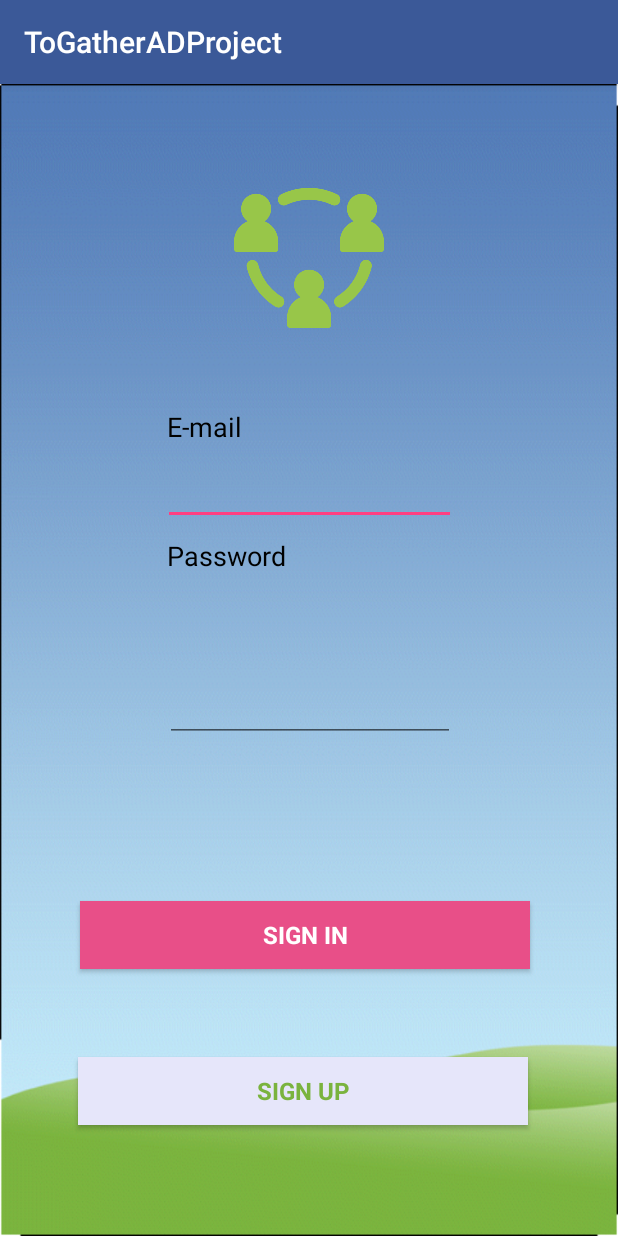
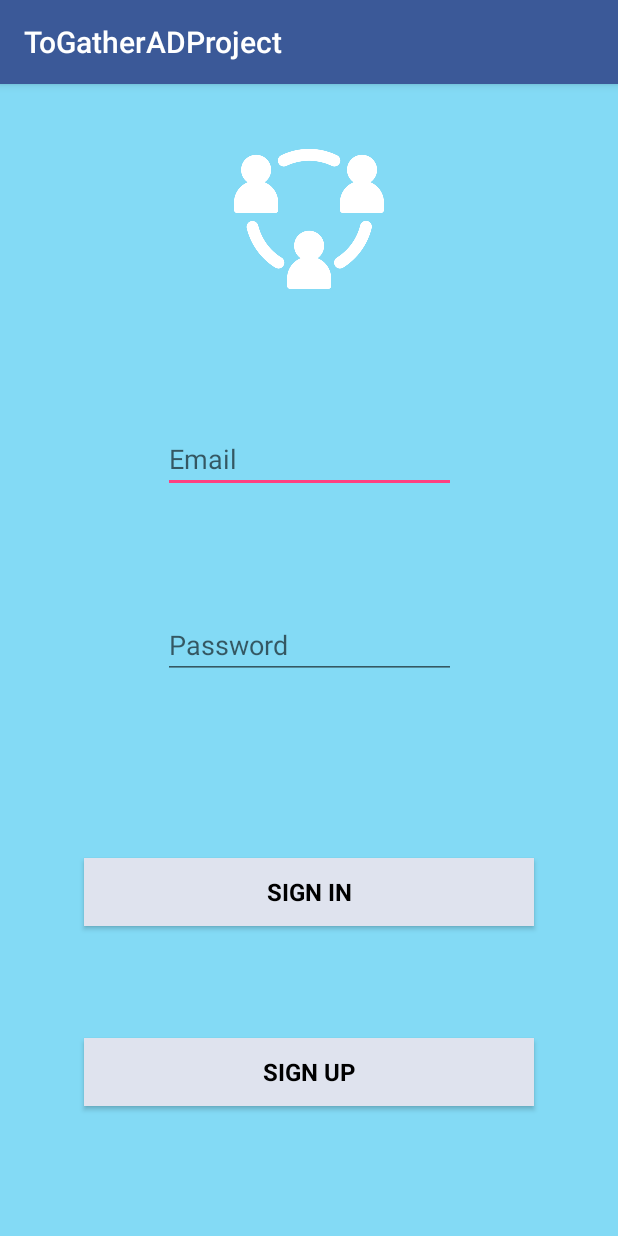
Before and after one commit to bryantanuwidjaja/ToGatherADProject, an Android app: the screen it shows after launch (LoginActivity), on a phone screen of 412 x 824 dp. Run offline under Robolectric (Android 15) with nearby library versions, the phone set to English and light mode, and no system bars; our stand-ins replace Firebase (no records; nobody signed in at launch, a user with empty details on screens opened directly).

Commit message:
UI changes logo added

```diff
--- a/app/src/main/java/com/example/bryan/togatheradproject/LoginActivity.java
+++ b/app/src/main/java/com/example/bryan/togatheradproject/LoginActivity.java
@@ -33,8 +33,6 @@ public class LoginActivity extends AppCompatActivity {
     ImageView imageView_Image;
     EditText editText_InsertEmail;
     EditText editText_InsertPassword;
-    TextView textView_Email;
-    TextView textView_Password;
     TextView textView_Container;
 
     private FirebaseAuth mAuth;
@@ -111,8 +109,6 @@ public class LoginActivity extends AppCompatActivity {
         imageView_Image = findViewById(R.id.imageView_LoginActivity_image);
         editText_InsertEmail = findViewById(R.id.editText_LoginActivity_insertEmail);
         editText_InsertPassword = findViewById(R.id.editText_LoginActivity_insertPassword);
-        textView_Email = findViewById(R.id.textView_LoginActivity_email);
-        textView_Password = findViewById(R.id.textView_LoginActivity_password);
         textView_Container = findViewById(R.id.textView_LoginActivity_container);
     }
     @Override
--- a/app/src/main/res/layout/activity_login.xml
+++ b/app/src/main/res/layout/activity_login.xml
@@ -4,7 +4,7 @@
     xmlns:tools="http://schemas.android.com/tools"
     android:layout_width="match_parent"
     android:layout_height="match_parent"
-    android:background="@drawable/background"
+    android:background="#83DAF5"
     tools:context=".LoginActivity">
 
     <Button
@@ -12,31 +12,31 @@
         android:layout_width="300dp"
         android:layout_height="45dp"
         android:layout_marginEnd="8dp"
+        android:layout_marginStart="8dp"
         android:layout_marginTop="32dp"
-        android:background="#E84F88"
+        android:background="#dfe3ee"
         android:fontFamily="sans-serif"
         android:text="Sign In"
-        android:textColor="#ffffff"
+        android:textColor="#000000"
+        android:textSize="16sp"
         android:textStyle="bold"
-        android:textSize="16sp"
-        app:layout_constraintBottom_toTopOf="@+id/button_LoginActivity_signUp"
         app:layout_constraintEnd_toEndOf="parent"
-        app:layout_constraintHorizontal_bias="0.513"
         app:layout_constraintStart_toStartOf="parent"
-        app:layout_constraintTop_toBottomOf="@+id/editText_LoginActivity_insertPassword" />
+        app:layout_constraintTop_toTopOf="@+id/guideline19" />
 
     <Button
         android:id="@+id/button_LoginActivity_signUp"
         android:layout_width="300dp"
         android:layout_height="45dp"
-        android:layout_marginBottom="16dp"
+        android:layout_marginBottom="12dp"
         android:layout_marginEnd="8dp"
-        android:background="#E6E6FA"
+        android:layout_marginStart="8dp"
+        android:background="#dfe3ee"
         android:fontFamily="sans-serif"
         android:text="Sign UP"
-        android:textColor="#7AB33E"
+        android:textColor="#000000"
+        android:textSize="16sp"
         android:textStyle="bold"
-        android:textSize="16sp"
         app:layout_constraintBottom_toBottomOf="parent"
         app:layout_constraintEnd_toEndOf="parent"
         app:layout_constraintStart_toStartOf="parent"
@@ -46,74 +46,46 @@
         android:id="@+id/imageView_LoginActivity_image"
         android:layout_width="100dp"
         android:layout_height="100dp"
-        android:src="@drawable/logo1"
-        app:layout_constraintBottom_toTopOf="@+id/button_LoginActivity_signIn"
+        android:layout_marginTop="40dp"
+        android:src="@drawable/logo"
         app:layout_constraintEnd_toEndOf="parent"
         app:layout_constraintStart_toStartOf="parent"
         app:layout_constraintTop_toTopOf="parent"
-        app:layout_constraintVertical_bias="0.149"
         app:srcCompat="@mipmap/ic_launcher_round" />
 
     <EditText
         android:id="@+id/editText_LoginActivity_insertEmail"
         android:layout_width="195dp"
         android:layout_height="wrap_content"
-        android:layout_marginBottom="8dp"
         android:layout_marginEnd="8dp"
         android:layout_marginStart="8dp"
         android:layout_marginTop="8dp"
         android:ems="10"
+        android:hint="Email"
         android:inputType="textEmailAddress"
-        android:textColorLink="#000000"
-        app:layout_constraintBottom_toTopOf="@+id/textView_LoginActivity_password"
+        android:textColor="#000000"
+        app:layout_constraintBottom_toTopOf="@+id/editText_LoginActivity_insertPassword"
         app:layout_constraintEnd_toEndOf="parent"
-        app:layout_constraintHorizontal_bias="0.503"
+        app:layout_constraintHorizontal_bias="0.502"
         app:layout_constraintStart_toStartOf="parent"
-        app:layout_constraintTop_toBottomOf="@+id/textView_LoginActivity_email" />
+        app:layout_constraintTop_toBottomOf="@+id/imageView_LoginActivity_image" />
 
     <EditText
         android:id="@+id/editText_LoginActivity_insertPassword"
-        android:layout_width="193dp"
+        android:layout_width="195dp"
         android:layout_height="wrap_content"
-        android:layout_marginBottom="16dp"
+        android:layout_marginBottom="8dp"
         android:layout_marginEnd="8dp"
         android:layout_marginStart="8dp"
-        android:layout_marginTop="8dp"
         android:ems="10"
+
+        android:hint="Password"
         android:inputType="textPassword"
-        android:textColorLink="#000000"
-        app:layout_constraintBottom_toTopOf="@+id/button_LoginActivity_signIn"
+        android:textColor="#000000"
+        app:layout_constraintBottom_toTopOf="@+id/guideline19"
         app:layout_constraintEnd_toEndOf="parent"
-
-        app:layout_constraintHorizontal_bias="0.503"
+        app:layout_constraintHorizontal_bias="0.502"
         app:layout_constraintStart_toStartOf="parent"
-        app:layout_constraintTop_toBottomOf="@+id/textView_LoginActivity_password" />
-
-    <TextView
-        android:id="@+id/textView_LoginActivity_email"
-        android:layout_width="wrap_content"
-        android:layout_height="wrap_content"
-        android:layout_marginStart="8dp"
-        android:layout_marginTop="50dp"
-        android:fontFamily="sans-serif"
-        android:text="E-mail"
-        android:textColor="#000000"
-        android:textSize="18sp"
-        app:layout_constraintStart_toEndOf="@+id/guideline2"
-        app:layout_constraintTop_toBottomOf="@+id/imageView_LoginActivity_image" />
-
-    <TextView
-        android:id="@+id/textView_LoginActivity_password"
-        android:layout_width="wrap_content"
-        android:layout_height="wrap_content"
-        android:layout_marginBottom="8dp"
-        android:layout_marginStart="8dp"
-        android:layout_marginTop="8dp"
-        android:fontFamily="sans-serif"
-        android:text="Password"
-        android:textColor="#000000"
-        android:textSize="18sp"
-        app:layout_constraintStart_toStartOf="@+id/guideline2"
         app:layout_constraintTop_toBottomOf="@+id/editText_LoginActivity_insertEmail" />
 
     <android.support.constraint.Guideline
@@ -142,4 +114,11 @@
         android:orientation="vertical"
         app:layout_constraintGuide_percent="0.75" />
 
+    <android.support.constraint.Guideline
+        android:id="@+id/guideline19"
+        android:layout_width="wrap_content"
+        android:layout_height="wrap_content"
+        android:orientation="horizontal"
+        app:layout_constraintGuide_percent="0.63" />
+
 </android.support.constraint.ConstraintLayout>
--- a/app/src/main/res/values/colors.xml
+++ b/app/src/main/res/values/colors.xml
@@ -3,4 +3,5 @@
     <color name="colorPrimary">#3b5998</color>
     <color name="colorPrimaryDark">#303F9F</color>
     <color name="colorAccent">#FF4081</color>
+    <color name="actionBarColor">#000000</color>
 </resources>
--- a/app/src/main/res/values/styles.xml
+++ b/app/src/main/res/values/styles.xml
@@ -7,5 +7,4 @@
         <item name="colorPrimaryDark">@color/colorPrimaryDark</item>
         <item name="colorAccent">@color/colorAccent</item>
     </style>
-
 </resources>
```
Also changed, not shown: app/src/main/res/drawable/logo.png.
